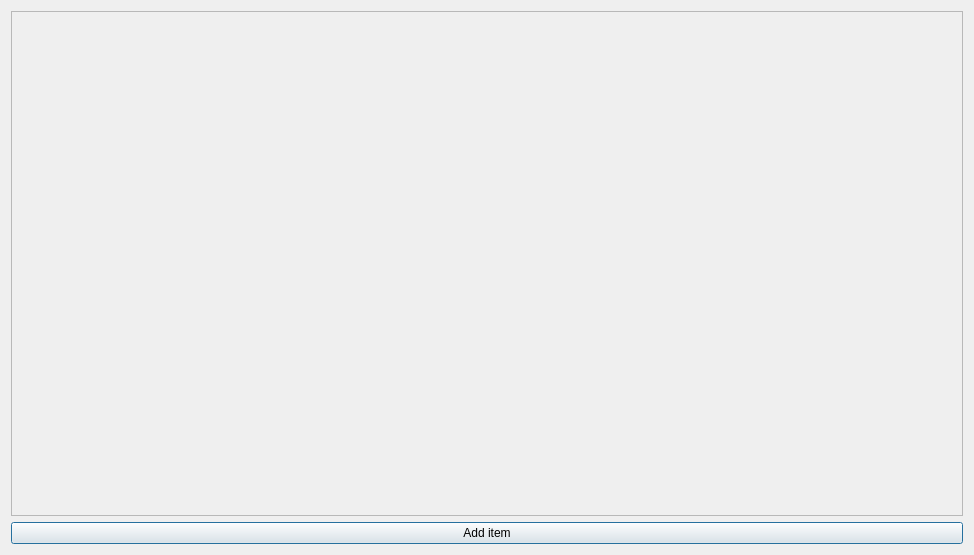
Qt form dashboard.ui (Specter-13/icp-mqtt-project) before a commit.
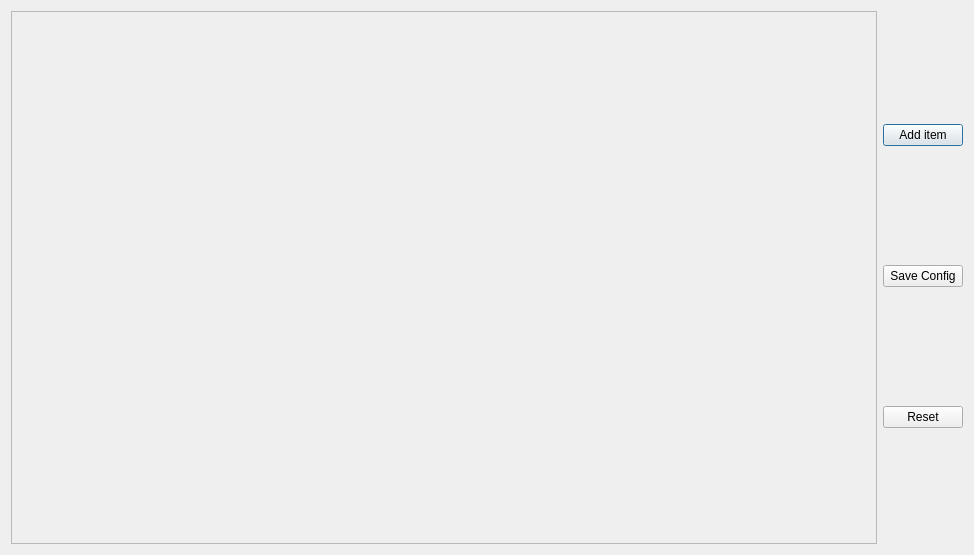
The same form after that commit.

Commit message: added support for dashboard-config

Patch:
```diff
--- a/dashboard.ui
+++ b/dashboard.ui
@@ -15,6 +15,8 @@
   </property>
   <layout class="QVBoxLayout" name="verticalLayout_2">
    <item>
+    <layout class="QHBoxLayout" name="horizontalLayout">
+     <item>
     <widget class="QScrollArea" name="scrollArea">
      <property name="widgetResizable">
       <bool>true</bool>
@@ -24,8 +26,8 @@
        <rect>
         <x>0</x>
         <y>0</y>
-        <width>954</width>
-        <height>504</height>
+          <width>856</width>
+          <height>533</height>
        </rect>
       </property>
       <layout class="QVBoxLayout" name="verticalLayout_3">
@@ -37,11 +39,37 @@
     </widget>
    </item>
    <item>
+      <layout class="QVBoxLayout" name="verticalLayout_4">
+       <item>
     <widget class="QPushButton" name="addItemButton">
      <property name="text">
       <string>Add item</string>
      </property>
     </widget>
+       </item>
+       <item>
+        <widget class="QPushButton" name="saveConfigButton">
+         <property name="sizePolicy">
+          <sizepolicy hsizetype="Minimum" vsizetype="Fixed">
+           <horstretch>0</horstretch>
+           <verstretch>0</verstretch>
+          </sizepolicy>
+         </property>
+         <property name="text">
+          <string>Save Config</string>
+         </property>
+        </widget>
+       </item>
+       <item>
+        <widget class="QPushButton" name="resetButton">
+         <property name="text">
+          <string>Reset</string>
+         </property>
+        </widget>
+       </item>
+      </layout>
+     </item>
+    </layout>
    </item>
   </layout>
  </widget>
```
Lines whose indentation alone changed are shown as unchanged. The commit also changes 13 other files.
